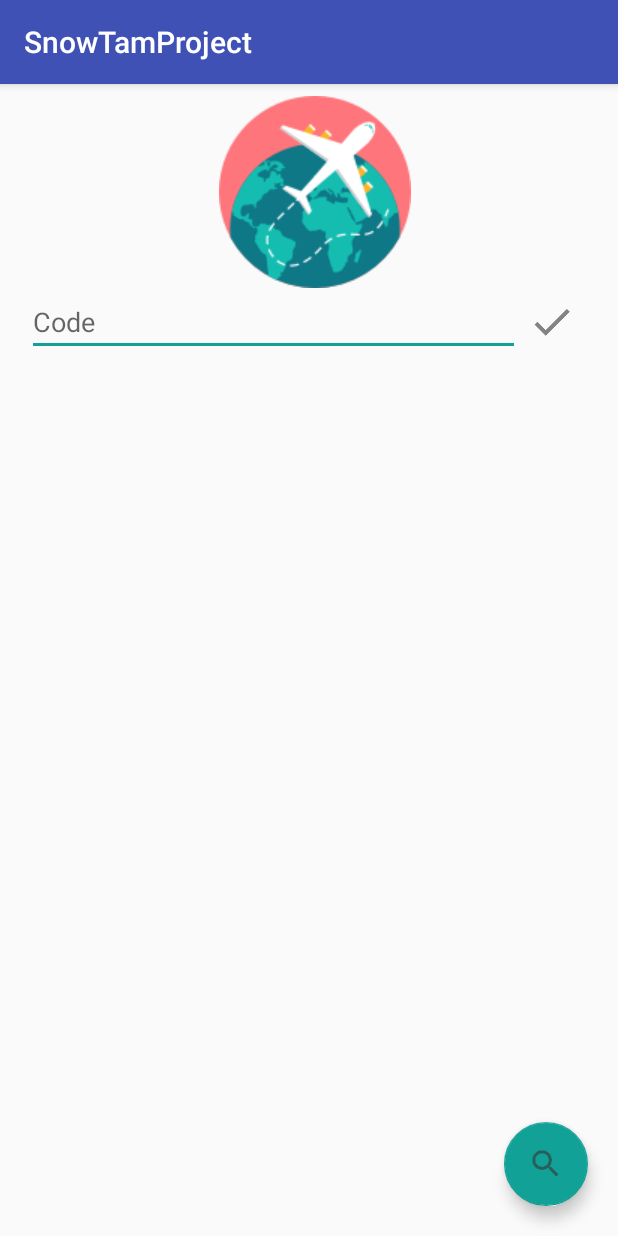
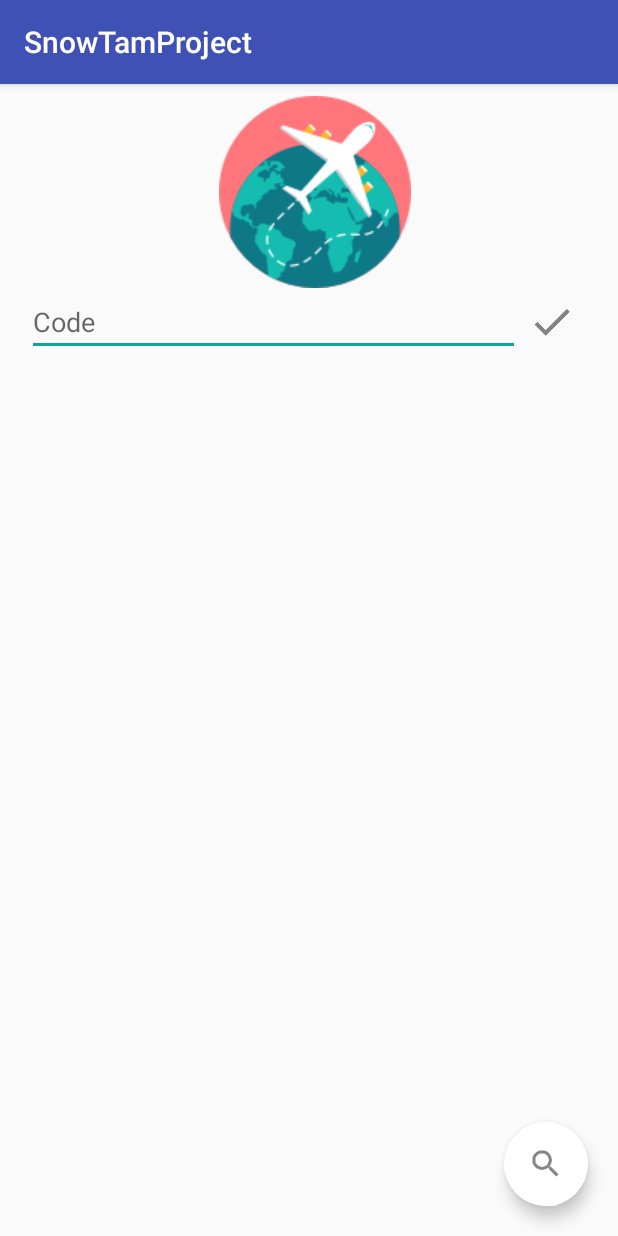
Before and after one commit to GERVIER/SnowTamAndroid, an Android app: the screen it shows after launch (MainActivity), on a phone screen of 412 x 824 dp. Run offline under Robolectric (Android 15) with nearby library versions, the phone set to English and light mode, and no system bars; our stand-ins replace Volley.

Commit message:
centered the list of added airport and corrected the button for searching

```diff
--- a/app/src/main/java/com/example/rgerv/snowtamproject/MainActivity.java
+++ b/app/src/main/java/com/example/rgerv/snowtamproject/MainActivity.java
@@ -6,6 +6,7 @@ import android.os.Bundle;
 import android.support.design.widget.FloatingActionButton;
 import android.support.v7.app.AppCompatActivity;
 import android.util.Log;
+import android.view.Gravity;
 import android.view.View;
 import android.widget.EditText;
 import android.widget.ImageButton;
@@ -171,6 +172,7 @@ public class MainActivity extends AppCompatActivity {
         l.setOrientation(LinearLayout.HORIZONTAL);
         l.addView(createNewTextView(s));
         l.addView(createNewButton(l));
+        l.setGravity(Gravity.CENTER);
         return l;
     }
 
--- a/app/src/main/res/layout/activity_main.xml
+++ b/app/src/main/res/layout/activity_main.xml
@@ -49,7 +49,7 @@
                 android:layout_gravity="center_vertical|end"
                 android:layout_marginEnd="20dp"
                 android:layout_marginStart="5dp"
-                android:background="#00000000"
+                android:background="@color/transparent"
                 app:srcCompat="@drawable/ic_validate" />
 
         </LinearLayout>
@@ -69,6 +69,7 @@
                 android:layout_width="match_parent"
                 android:layout_height="wrap_content"
                 android:orientation="vertical"
+                android:gravity="center"
                 >
             </LinearLayout>
 
@@ -87,6 +88,9 @@
         app:srcCompat="@drawable/ic_search"
         android:layout_alignParentBottom="true"
         android:layout_alignParentEnd="true"
-        android:layout_gravity="end|bottom"/>
+        android:layout_gravity="end|bottom"
+        android:backgroundTint="@color/colorWhile"
+        app:borderWidth="0dp"
+        />
 
 </RelativeLayout>
```
